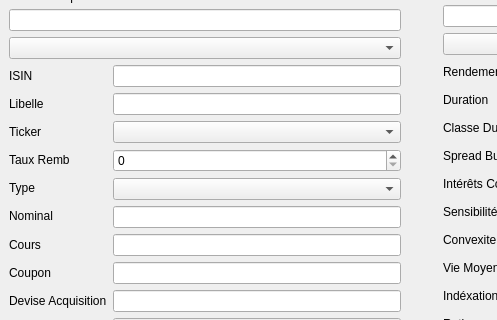
Old version of the form Gestionnaires/GestionnaireObligataire.ui in the repository baptiste-pasquier/eurocorporate; both pictures show x 0 to 497 and y 308 to 628 of the 844 by 786 pixel window.
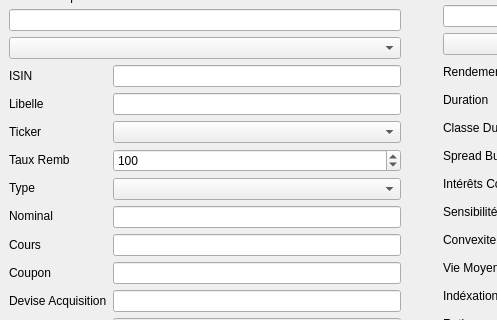
New version of the form. Icons and pictures are not drawn. Custom widgets are drawn as their Qt base class.

Patch:
```diff
--- a/Gestionnaires/GestionnaireObligataire.ui
+++ b/Gestionnaires/GestionnaireObligataire.ui
@@ -211,7 +211,14 @@
            <widget class="QComboBox" name="comboBox_Ticker"/>
           </item>
           <item>
-           <widget class="QSpinBox" name="spinBox_rembrmt"/>
+           <widget class="QSpinBox" name="spinBox_rembrmt">
+            <property name="maximum">
+             <number>1000</number>
+            </property>
+            <property name="value">
+             <number>100</number>
+            </property>
+           </widget>
           </item>
           <item>
            <widget class="QComboBox" name="comboBox_Type"/>
```
